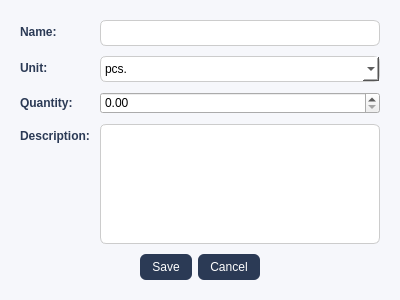
First picture: the form in ui/materialDialog.ui, repository MagdaOleksandrTeam/ProductionPlanner, before the edit.
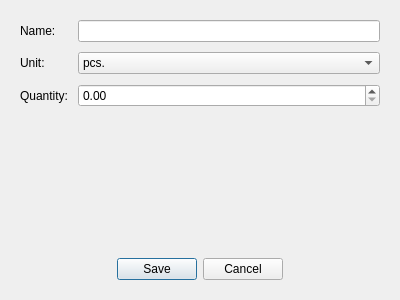
Second picture: the form after the edit.

Commit message: remove everything related to material description

Patch:
```diff
--- a/ui/materialDialog.ui
+++ b/ui/materialDialog.ui
@@ -22,7 +22,7 @@
                 QLabel {
                 font-weight: bold;
                 color: #2b3a55;
-                }
+
 
                 QLineEdit, QComboBox, QTextEdit, QSpinBox {
                 border: 1px solid #ccc;
@@ -81,13 +81,7 @@
                             </property>
                         </widget>
                     </item>
-                    <item row="3" column="0">
-                        <widget class="QLabel" name="labelDescription">
-                            <property name="text">
-                                <string>Description:</string>
-                            </property>
-                        </widget>
-                    </item>
+
                     <item row="0" column="1">
                         <widget class="QLineEdit" name="leName" />
                     </item>
@@ -125,9 +119,7 @@
                             </item>
                         </widget>
                     </item>
-                    <item row="3" column="1">
-                        <widget class="QTextEdit" name="teDescription" />
-                    </item>
+
                     <item row="2" column="1">
                         <widget class="QDoubleSpinBox" name="sbQuantity" />
                     </item>
```
The commit also changes 3 other files.
